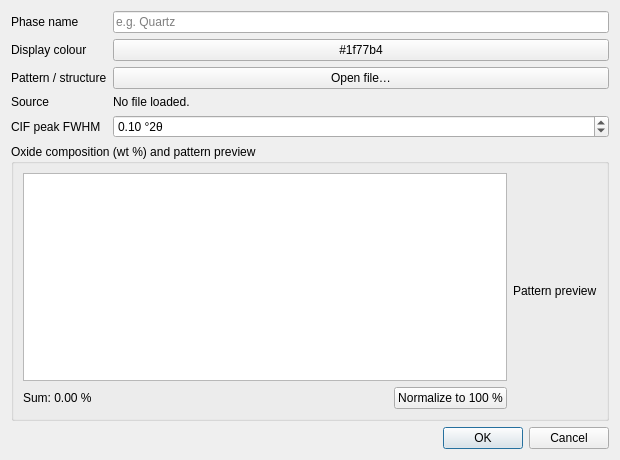
This is src/mudlab/ui/import_nonclay.ui in Parthasarathi-Ghosh/MudLab2 as Qt 5 draws it before an edit. The edited form follows.
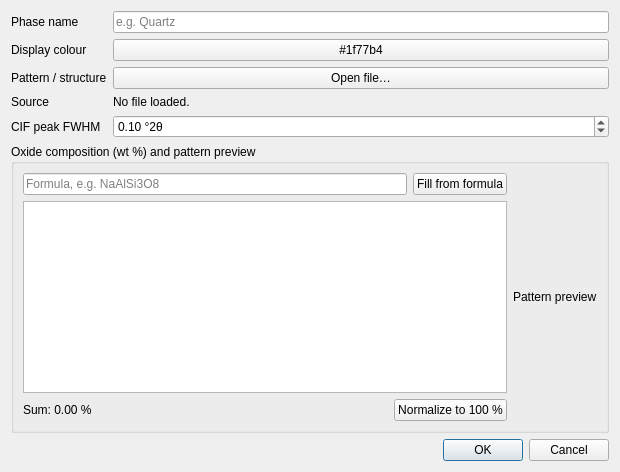
This is the edited form.

Commit message: Non-clay path-2 (f): formula parser for the oxide grid

What changed in the file:
```diff
--- a/src/mudlab/ui/import_nonclay.ui
+++ b/src/mudlab/ui/import_nonclay.ui
@@ -121,6 +121,27 @@
      <layout class="QHBoxLayout" name="bodyLayout">
       <item>
        <layout class="QVBoxLayout" name="gridColumn">
+        <item>
+         <layout class="QHBoxLayout" name="formulaRow">
+          <item>
+           <widget class="QLineEdit" name="edit_formula">
+            <property name="toolTip">
+             <string>Type a chemical formula (e.g. NaAlSi3O8, CaCO3) to fill the oxides. Only Si/Al/Fe/Ca/Mg/Na/K map to the reported oxides.</string>
+            </property>
+            <property name="placeholderText">
+             <string>Formula, e.g. NaAlSi3O8</string>
+            </property>
+           </widget>
+          </item>
+          <item>
+           <widget class="QPushButton" name="button_formula">
+            <property name="text">
+             <string>Fill from formula</string>
+            </property>
+           </widget>
+          </item>
+         </layout>
+        </item>
         <item>
          <widget class="QTableWidget" name="oxide_grid">
           <property name="alternatingRowColors">
```
The commit also changes 11 other files.
